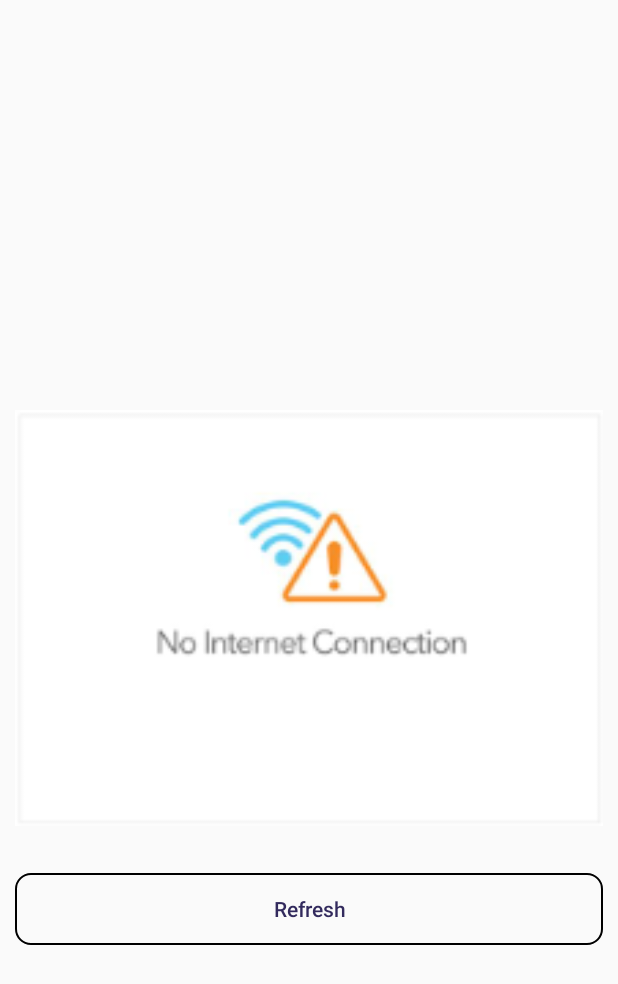
After one commit to sybertDonald/MbisuChat, an Android app: the CheckConnectionActivity screen opened directly, with no data from a screen before it, on a phone screen of 412 x 824 dp. The commit adds this screen. Shown: the top 984 px of the screen. Run offline under Robolectric (Android 15) with nearby library versions, the phone set to English and light mode, and no system bars.

Commit message:
checking network connection

```diff
--- a/app/src/main/AndroidManifest.xml
+++ b/app/src/main/AndroidManifest.xml
@@ -5,6 +5,7 @@
     <uses-permission android:name="android.permission.INTERNET" />
     <uses-permission android:name="android.permission.READ_EXTERNAL_STORAGE" />
     <uses-permission android:name="android.permission.WRITE_EXTERNAL_STORAGE" />
+    <uses-permission android:name="android.permission.ACCESS_NETWORK_STATE"/>
 
     <application
         android:allowBackup="true"
@@ -32,7 +33,10 @@
         <activity android:name=".Authentication.PasswordRecoverActivity" />
         <activity android:name=".Chat.ChatActivity" />
         <activity android:name=".Chat.MessageActivity" />
-        <activity android:name=".Profile.EditProfileActivity"></activity>
+        <activity android:name=".Profile.EditProfileActivity" />
+        <activity android:name=".CheckConnectionActivity"
+            android:noHistory="true">
+        </activity>
     </application>
 
 </manifest>
--- /dev/null
+++ b/app/src/main/java/com/example/sy/infosys_ips/CheckConnectionActivity.java
@@ -0,0 +1,80 @@
+package com.example.sy.infosys_ips;
+
+import android.app.Service;
+import android.content.Intent;
+import android.net.ConnectivityManager;
+import android.net.NetworkInfo;
+import android.support.v7.app.AppCompatActivity;
+import android.os.Bundle;
+import android.view.View;
+import android.widget.Button;
+import android.widget.Toast;
+
+import com.example.sy.infosys_ips.Authentication.LoginActivity;
+
+public class CheckConnectionActivity extends AppCompatActivity {
+
+
+    boolean wificonn;
+    boolean networkconn;
+    Button refresh;
+    @Override
+    protected void onCreate(Bundle savedInstanceState) {
+        super.onCreate(savedInstanceState);
+        setContentView(R.layout.check_connection_layout);
+
+        refresh = findViewById(R.id.refresh);
+        refresh.setOnClickListener(new View.OnClickListener() {
+            @Override
+            public void onClick(View v) {
+                Intent login = new Intent(getApplicationContext(), LoginActivity.class);
+                startActivity(login);
+            }
+        });
+
+    }
+
+
+    @Override
+    protected void onStart() {
+        super.onStart();
+
+    }
+
+
+
+
+    public void Check(){
+        ConnectivityManager connectivityManager = (ConnectivityManager)
+                getSystemService(Service.CONNECTIVITY_SERVICE);
+
+        NetworkInfo networkInfo = connectivityManager.getActiveNetworkInfo();
+
+        if (networkInfo != null && networkInfo.isConnected()){
+            wificonn = networkInfo.getType()==ConnectivityManager.TYPE_WIFI;
+            networkconn = networkInfo.getType() == ConnectivityManager.TYPE_MOBILE;
+        }
+
+        if (wificonn && networkconn){
+
+            Toast.makeText(this, "internet is available", Toast.LENGTH_SHORT).show();
+            Intent gomain = new Intent(getApplicationContext(),MainActivity.class);
+            startActivity(gomain);
+        }
+        else{
+
+            Toast.makeText(this, "internet is unavailable", Toast.LENGTH_SHORT).show();
+            Intent gomain = new Intent(getApplicationContext(),CheckConnectionActivity.class);
+            startActivity(gomain);
+        }
+    }
+
+    @Override
+    public void onBackPressed() {
+        super.onBackPressed();
+        finish();
+
+    }
+
+
+}
--- /dev/null
+++ b/app/src/main/res/layout/check_connection_layout.xml
@@ -0,0 +1,31 @@
+<?xml version="1.0" encoding="utf-8"?>
+<RelativeLayout
+    xmlns:android="http://schemas.android.com/apk/res/android"
+    xmlns:app="http://schemas.android.com/apk/res-auto"
+    xmlns:tools="http://schemas.android.com/tools"
+    android:layout_width="match_parent"
+    android:layout_height="match_parent"
+    tools:context=".CheckConnectionActivity">
+
+
+    <ImageView
+        android:layout_width="match_parent"
+        android:layout_height="300sp"
+        android:src="@mipmap/internet"
+        android:layout_margin="10sp"
+        android:layout_centerVertical="true"
+        android:id="@+id/img"/>
+
+
+    <Button
+        android:layout_width="match_parent"
+        android:layout_height="wrap_content"
+        android:layout_below="@+id/img"
+        android:id="@+id/refresh"
+        android:text="Refresh"
+        android:textColor="@color/colorAccent"
+        android:textAllCaps="false"
+        android:background="@drawable/btn_shape_round"
+        android:layout_margin="10sp"
+        />
+</RelativeLayout>
```
Also changed, not shown: app/src/main/java/com/example/sy/infosys_ips/Authentication/LoginActivity.java (+27 -0 lines), app/src/main/res/drawable-hdpi/ic_action_network.png (added), app/src/main/res/drawable-mdpi/ic_action_network.png (added), app/src/main/res/drawable-xhdpi/ic_action_network.png (added), app/src/main/res/drawable-xxhdpi/ic_action_network.png (added), app/src/main/res/mipmap-xxxhdpi/internet.jpg (added).
